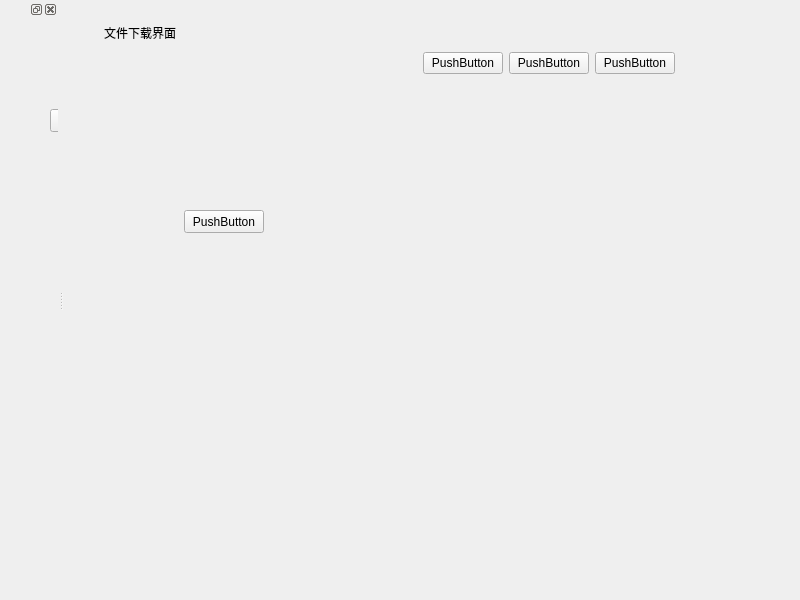
imtangsheng/QtClient, file QtClient/ui/SubMain.ui: the form before one commit.
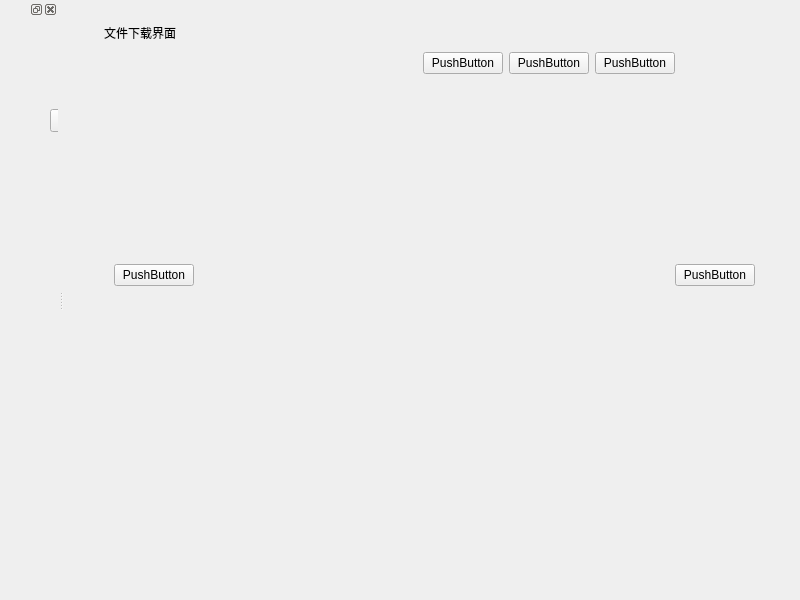
The form after the commit. Icons and pictures are not drawn.

```diff
--- a/QtClient/ui/SubMain.ui
+++ b/QtClient/ui/SubMain.ui
@@ -103,25 +103,41 @@
    <widget class="QWidget" name="widget_dock" native="true">
     <property name="geometry">
      <rect>
-      <x>70</x>
-      <y>180</y>
-      <width>591</width>
-      <height>71</height>
+      <x>50</x>
+      <y>250</y>
+      <width>641</width>
+      <height>51</height>
      </rect>
     </property>
-    <widget class="QPushButton" name="pushButton">
-     <property name="geometry">
-      <rect>
-       <x>50</x>
-       <y>30</y>
-       <width>80</width>
-       <height>23</height>
-      </rect>
-     </property>
-     <property name="text">
-      <string>PushButton</string>
-     </property>
-    </widget>
+    <layout class="QHBoxLayout" name="horizontalLayout_2">
+     <item>
+      <widget class="QPushButton" name="pushButton_6">
+       <property name="text">
+        <string>PushButton</string>
+       </property>
+      </widget>
+     </item>
+     <item>
+      <spacer name="horizontalSpacer_2">
+       <property name="orientation">
+        <enum>Qt::Horizontal</enum>
+       </property>
+       <property name="sizeHint" stdset="0">
+        <size>
+         <width>40</width>
+         <height>20</height>
+        </size>
+       </property>
+      </spacer>
+     </item>
+     <item>
+      <widget class="QPushButton" name="pushButton">
+       <property name="text">
+        <string>PushButton</string>
+       </property>
+      </widget>
+     </item>
+    </layout>
    </widget>
   </widget>
   <widget class="QDockWidget" name="dockWidget">
```
Left out of the diff: 2 changed lines with no effect on the pictures.
